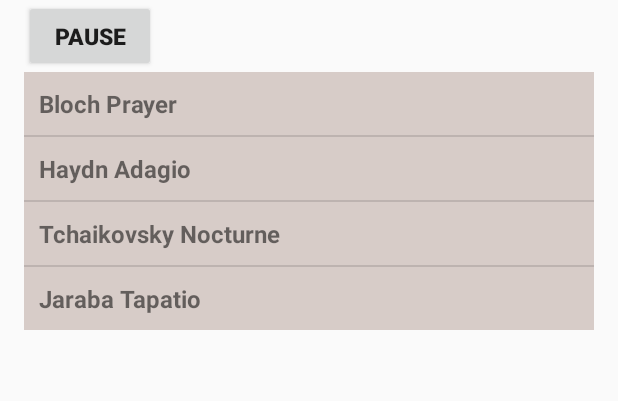
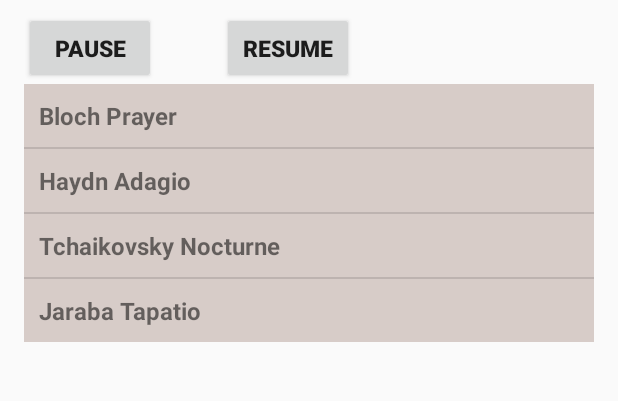
Before and after one commit to ETS-Android5/Software-Engineering-Project, an Android app: the screen it shows after launch (HomeActivity), on a phone screen of 412 x 824 dp, the part 73-474 px from its top. Run offline under Robolectric (Android 15) with nearby library versions, the phone set to English and light mode, and no system bars.

Commit message:
Can pause and resume songs

```diff
--- a/app/src/main/java/comp3350/breadtunes/business/MusicPlayerState.java
+++ b/app/src/main/java/comp3350/breadtunes/business/MusicPlayerState.java
@@ -17,6 +17,7 @@ public class MusicPlayerState {
         songPlaying = false;
         songPaused = false;
         currentSong = null;
+        pausedPosition = 0;
 
     }
 
--- a/app/src/main/res/layout/activity_home.xml
+++ b/app/src/main/res/layout/activity_home.xml
@@ -22,25 +22,30 @@
         app:layout_constraintTop_toTopOf="parent" />
 
     <Button
+        android:id="@+id/pause_button"
         android:layout_width="wrap_content"
         android:layout_height="wrap_content"
-        android:id="@+id/pause_button"
-        app:layout_constraintTop_toBottomOf="@id/textTitle"
+        android:layout_marginTop="8dp"
+        android:onClick="onClickPause"
         android:text="Pause"
         android:textSize="15sp"
         android:textStyle="bold"
-        android:onClick="onClickPause"/>
+        app:layout_constraintTop_toBottomOf="@id/textTitle"
+        tools:layout_editor_absoluteX="0dp" />
 
     <Button
-        android:layout_width="wrap_content"
+        android:id="@+id/resume_button"
+        android:layout_width="0dp"
         android:layout_height="wrap_content"
-        android:id="@+id/resume_button"
-        app:layout_constraintTop_toBottomOf="@id/textTitle"
-        app:layout_constraintRight_toLeftOf="@id/pause_button"
+        android:layout_marginStart="132dp"
+        android:layout_marginTop="8dp"
+        android:onClick="onClickResume"
         android:text="Resume"
         android:textSize="15sp"
         android:textStyle="bold"
-        android:onClick="onClickResume"/>
+        app:layout_constraintRight_toRightOf="@id/pause_button"
+        app:layout_constraintStart_toStartOf="parent"
+        app:layout_constraintTop_toBottomOf="@id/textTitle" />
 
 
 
```
Also changed, not shown: app/src/main/java/comp3350/breadtunes/business/MediaPlayerController.java (+34 -10 lines), app/src/main/java/comp3350/breadtunes/presentation/HomeActivity.java (+12 -5 lines).
